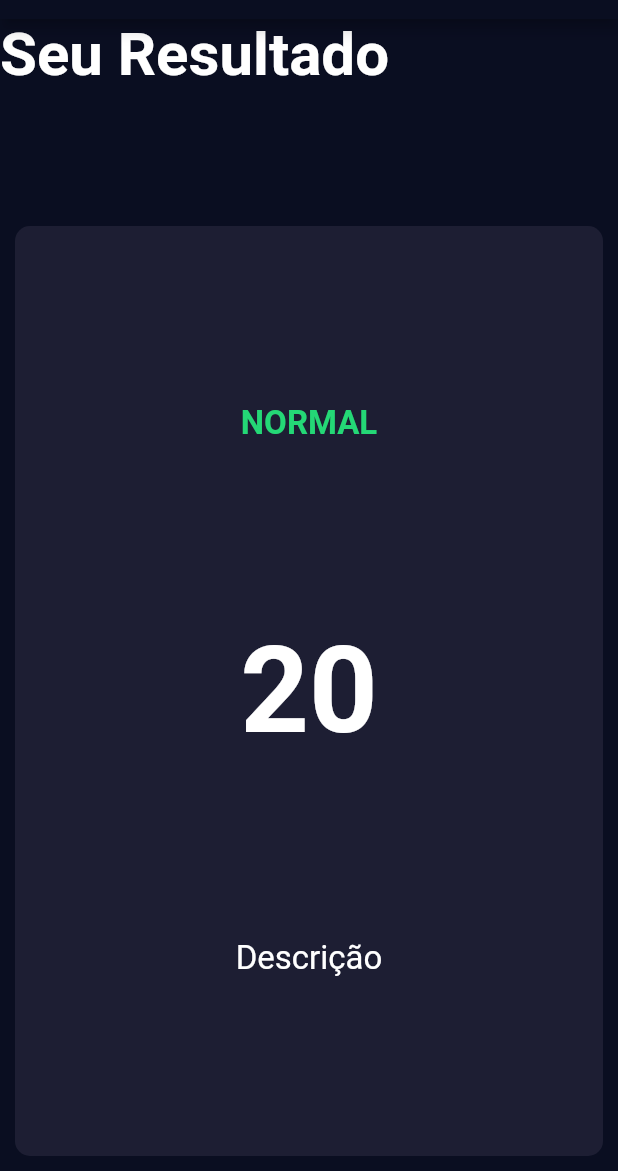
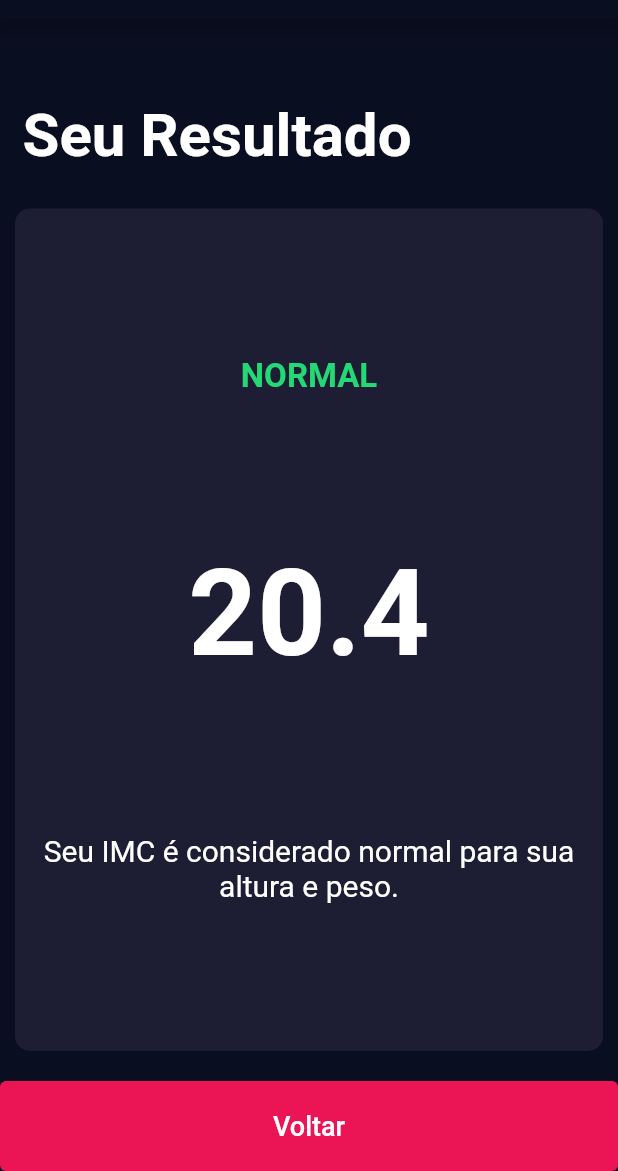
Before and after one commit to lopes-adriano/bmi_calculator, a Flutter app: the screen it shows after launch, after a tap on "Calcular IMC", on a phone screen of 412 x 824 dp, the part 65-1236 px from its top. Run offline on Flutter 3.47's test engine with Material 2 defaults, Android fonts, the phone set to English and light mode, and no system bars; our stand-ins replace font_awesome_flutter.

Commit message:
Todas as funcionalidades adicionadas.

```diff
--- /dev/null
+++ b/lib/calculator.dart
@@ -0,0 +1,35 @@
+import 'dart:math';
+
+class Calculator {
+  final int height;
+  final int weight;
+
+  double _imc = 0;
+
+  Calculator(this.height, this.weight);
+
+  String calculateIMC() {
+    _imc = weight / (pow(height / 100, 2));
+    return _imc.toStringAsFixed(1);
+  }
+
+  String getResult() {
+    if (_imc >= 25) {
+      return 'SOBREPESO';
+    } else if (_imc >= 18.5) {
+      return 'NORMAL';
+    } else {
+      return 'MAGREZA';
+    }
+  }
+
+  String getInterpretation() {
+    if (_imc >= 25) {
+      return 'Seu peso está acima do ideal.';
+    } else if (_imc >= 18.5) {
+      return 'Seu IMC é considerado normal para sua altura e peso.';
+    } else {
+      return 'Seu peso está abaixo do ideal.';
+    }
+  }
+}
--- /dev/null
+++ b/lib/components/bottom_button.dart
@@ -0,0 +1,26 @@
+import 'package:bmi_calculator/styles.dart';
+import 'package:flutter/material.dart';
+
+class BottomButton extends StatelessWidget {
+  const BottomButton({super.key, required this.onPressed, required this.text});
+
+  final Function? onPressed;
+  final String text;
+
+  @override
+  Widget build(BuildContext context) {
+    return Container(
+      width: double.infinity,
+      height: kBottomContainerHeight,
+      margin: const EdgeInsets.only(top: 10),
+      child: ElevatedButton(
+        onPressed: onPressed != null ? () => onPressed!() : null,
+        style: ElevatedButton.styleFrom(backgroundColor: kBottomContainerColor),
+        child: Text(
+          text,
+          style: kBottomContainerText,
+        ),
+      ),
+    );
+  }
+}
--- a/lib/components/re_card.dart
+++ b/lib/components/re_card.dart
@@ -1,4 +1,3 @@
-import 'package:bmi_calculator/styles.dart';
 import 'package:flutter/material.dart';
 
 class ReCard extends StatelessWidget {
@@ -24,50 +23,3 @@ class ReCard extends StatelessWidget {
     );
   }
 }
-
-class RoundIconButton extends StatelessWidget {
-  const RoundIconButton(
-      {super.key, required this.icon, required this.onPressed});
-
-  final IconData? icon;
-  final Function? onPressed;
-
-  @override
-  Widget build(BuildContext context) {
-    return RawMaterialButton(
-      onPressed: onPressed != null ? () => onPressed!() : null,
-      shape: const CircleBorder(),
-      elevation: 6.0,
-      fillColor: const Color(0xFF4C4F5E),
-      constraints: const BoxConstraints.tightFor(
-        width: 50,
-        height: 50,
-      ),
-      child: Icon(icon),
-    );
-  }
-}
-
-class BottomButton extends StatelessWidget {
-  const BottomButton({super.key, required this.onPressed, required this.text});
-
-  final Function? onPressed;
-  final String text;
-
-  @override
-  Widget build(BuildContext context) {
-    return Container(
-      width: double.infinity,
-      height: kBottomContainerHeight,
-      margin: const EdgeInsets.only(top: 10),
-      child: ElevatedButton(
-        onPressed: onPressed != null ? () => onPressed!() : null,
-        style: ElevatedButton.styleFrom(backgroundColor: kBottomContainerColor),
-        child: Text(
-          text,
-          style: kBottomContainerText,
-        ),
-      ),
-    );
-  }
-}
--- /dev/null
+++ b/lib/components/round_icon_button.dart
@@ -0,0 +1,24 @@
+import 'package:flutter/material.dart';
+
+class RoundIconButton extends StatelessWidget {
+  const RoundIconButton(
+      {super.key, required this.icon, required this.onPressed});
+
+  final IconData? icon;
+  final Function? onPressed;
+
+  @override
+  Widget build(BuildContext context) {
+    return RawMaterialButton(
+      onPressed: onPressed != null ? () => onPressed!() : null,
+      shape: const CircleBorder(),
+      elevation: 6.0,
+      fillColor: const Color(0xFF4C4F5E),
+      constraints: const BoxConstraints.tightFor(
+        width: 50,
+        height: 50,
+      ),
+      child: Icon(icon),
+    );
+  }
+}
--- a/lib/pages/input_page.dart
+++ b/lib/pages/input_page.dart
@@ -1,5 +1,8 @@
+import 'package:bmi_calculator/calculator.dart';
+import 'package:bmi_calculator/components/bottom_button.dart';
 import 'package:bmi_calculator/components/icon_content.dart';
 import 'package:bmi_calculator/components/re_card.dart';
+import 'package:bmi_calculator/components/round_icon_button.dart';
 import 'package:bmi_calculator/pages/results_page.dart';
 import 'package:flutter/material.dart';
 import 'package:font_awesome_flutter/font_awesome_flutter.dart';
@@ -17,7 +20,7 @@ class InputPage extends StatefulWidget {
 class _InputPageState extends State<InputPage> {
   Gender? selectedGender;
   int height = 170;
-  int weight = 50;
+  int weight = 60;
   int age = 18;
 
   @override
@@ -216,8 +219,16 @@ class _InputPageState extends State<InputPage> {
           ),
           BottomButton(
             onPressed: () {
-              Navigator.push(context,
-                  MaterialPageRoute(builder: (context) => const ResultsPage()));
+              Calculator calc = Calculator(height, weight);
+
+              Navigator.push(
+                  context,
+                  MaterialPageRoute(
+                      builder: (context) =>  ResultsPage(
+                            imc: calc.calculateIMC(),
+                            result: calc.getResult(),
+                            interpretation: calc.getInterpretation(),
+                          )));
             },
             text: 'Calcular IMC',
           ),
--- a/lib/pages/results_page.dart
+++ b/lib/pages/results_page.dart
@@ -1,9 +1,18 @@
+import 'package:bmi_calculator/components/bottom_button.dart';
 import 'package:bmi_calculator/components/re_card.dart';
 import 'package:bmi_calculator/styles.dart';
 import 'package:flutter/material.dart';
 
 class ResultsPage extends StatelessWidget {
-  const ResultsPage({super.key});
+  const ResultsPage(
+      {super.key,
+      required this.imc,
+      required this.result,
+      required this.interpretation});
+
+  final String imc;
+  final String result;
+  final String interpretation;
 
   @override
   Widget build(BuildContext context) {
@@ -14,10 +23,14 @@ class ResultsPage extends StatelessWidget {
       body: Column(
         crossAxisAlignment: CrossAxisAlignment.stretch,
         children: [
-          const Expanded(
-            child: Text(
-              'Seu Resultado',
-              style: kTitleTextStyle,
+          Expanded(
+            child: Container(
+              padding: const EdgeInsets.all(15),
+              alignment: Alignment.bottomLeft,
+              child: const Text(
+                'Seu Resultado',
+                style: kTitleTextStyle,
+              ),
             ),
           ),
           Expanded(
@@ -27,13 +40,18 @@ class ResultsPage extends StatelessWidget {
               child: Column(
                   mainAxisAlignment: MainAxisAlignment.spaceEvenly,
                   crossAxisAlignment: CrossAxisAlignment.center,
-                  children: const [
-                    Text('NORMAL', style: kResultTextStyle),
-                    Text('20', style: kIMCTextStyle),
-                    Text('Descrição', style: kDescTextStyle),
+                  children: [
+                    Text(result, style: kResultTextStyle),
+                    Text(imc, style: kIMCTextStyle),
+                    Text(interpretation, style: kDescTextStyle, textAlign: TextAlign.center,),
                   ]),
             ),
           ),
+          BottomButton(
+              onPressed: () {
+                Navigator.pop(context);
+              },
+              text: 'Voltar')
         ],
       ),
     );
--- a/lib/styles.dart
+++ b/lib/styles.dart
@@ -17,7 +17,7 @@ const kTitleTextStyle = TextStyle(fontSize: 40, fontWeight: FontWeight.bold);
 const kResultTextStyle = TextStyle(
     color: Color(0xFF24D876), fontSize: 22, fontWeight: FontWeight.bold);
 const kIMCTextStyle = TextStyle(fontSize: 80, fontWeight: FontWeight.bold);
-const kDescTextStyle = TextStyle(fontSize: 22);
+const kDescTextStyle = TextStyle(fontSize: 20);
 
 //Tamanhos
 const kBottomContainerHeight = 60.0;
```
Also changed, not shown: preview.png (added).
